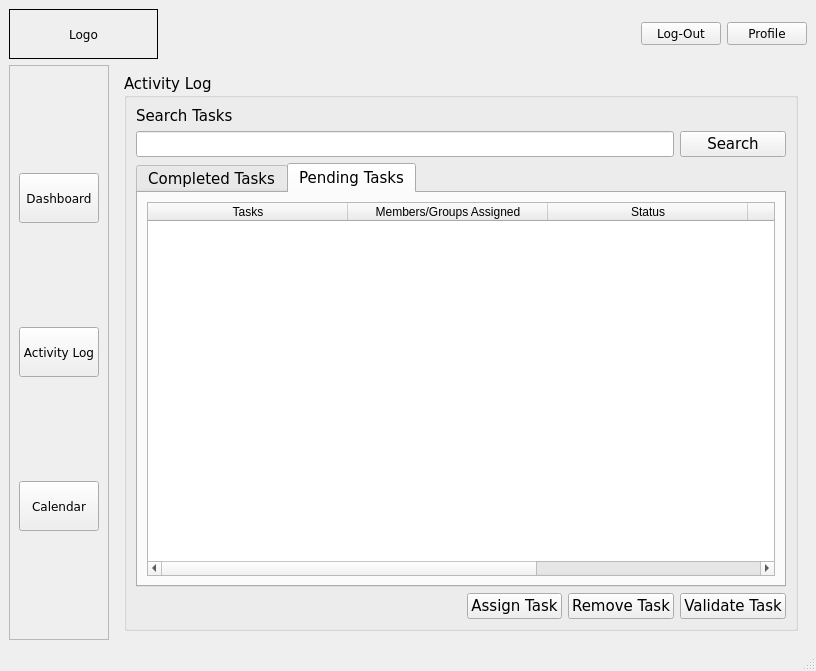
The window that CLOCKWORK_SEMESTER/dashboard_manager_updated.ui (AmielJohnPadasay/ClockWork) describes before a commit, drawn with Qt 5.
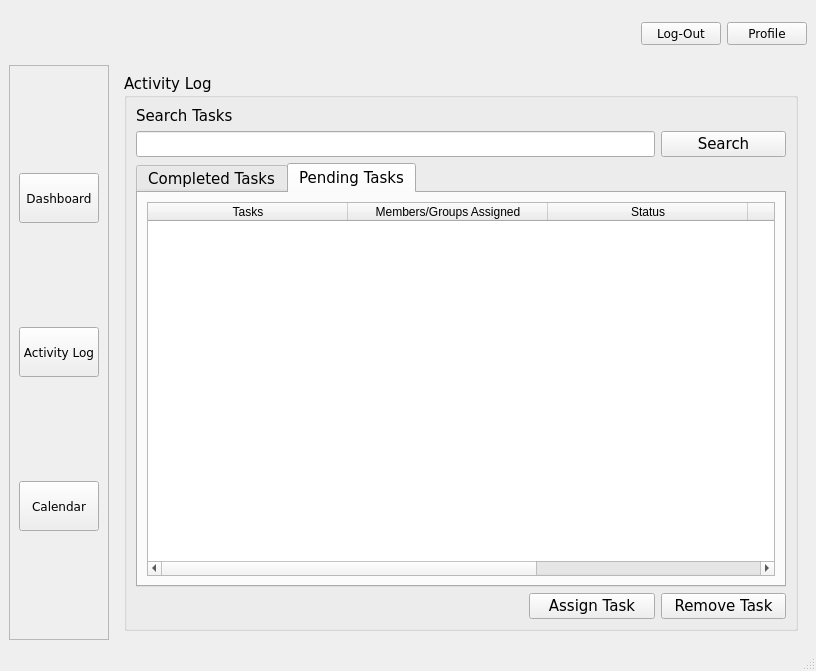
The same window after the commit. The open tabs and pages were chosen to show the change. Icons and pictures are not drawn.

Diff of the .ui file:
```diff
--- a/CLOCKWORK_SEMESTER/dashboard_manager_updated.ui
+++ b/CLOCKWORK_SEMESTER/dashboard_manager_updated.ui
@@ -18,6 +18,10 @@
   <property name="windowTitle">
    <string>ClockWork</string>
   </property>
+  <property name="windowIcon">
+   <iconset>
+    <normaloff>resources/new_menu_window_icon.png</normaloff>resources/new_menu_window_icon.png</iconset>
+  </property>
   <property name="autoFillBackground">
    <bool>false</bool>
   </property>
@@ -27,15 +31,24 @@
      <widget class="QLabel" name="logo">
       <property name="minimumSize">
        <size>
-        <width>149</width>
+        <width>405</width>
+        <height>50</height>
+       </size>
+      </property>
+      <property name="maximumSize">
+       <size>
+        <width>405</width>
         <height>50</height>
        </size>
       </property>
       <property name="frameShape">
-       <enum>QFrame::Shape::Box</enum>
+       <enum>QFrame::Shape::NoFrame</enum>
       </property>
       <property name="text">
-       <string>Logo</string>
+       <string/>
+      </property>
+      <property name="pixmap">
+       <pixmap>resources/menu_logo.png</pixmap>
       </property>
       <property name="alignment">
        <set>Qt::AlignmentFlag::AlignCenter</set>
@@ -82,7 +95,7 @@
      <widget class="QFrame" name="btns_frame">
       <property name="maximumSize">
        <size>
-        <width>16777215</width>
+        <width>100</width>
         <height>16777215</height>
        </size>
       </property>
@@ -180,7 +193,7 @@
        <number>0</number>
       </property>
       <property name="currentIndex">
-       <number>0</number>
+       <number>1</number>
       </property>
       <widget class="QWidget" name="dashboard">
        <layout class="QGridLayout" name="gridLayout_14">
@@ -331,40 +344,6 @@
            <string>Activity Log</string>
           </property>
           <layout class="QGridLayout" name="gridLayout_12">
-           <item row="3" column="0" colspan="2">
-            <spacer name="horizontalSpacer_4">
-             <property name="orientation">
-              <enum>Qt::Orientation::Horizontal</enum>
-             </property>
-             <property name="sizeHint" stdset="0">
-              <size>
-               <width>387</width>
-               <height>17</height>
-              </size>
-             </property>
-            </spacer>
-           </item>
-           <item row="3" column="2">
-            <widget class="QPushButton" name="assigntask_btn">
-             <property name="text">
-              <string>Assign Task</string>
-             </property>
-            </widget>
-           </item>
-           <item row="3" column="3">
-            <widget class="QPushButton" name="removetask_btn">
-             <property name="text">
-              <string>Remove Task</string>
-             </property>
-            </widget>
-           </item>
-           <item row="3" column="4">
-            <widget class="QPushButton" name="validatetask_btn">
-             <property name="text">
-              <string>Validate Task</string>
-             </property>
-            </widget>
-           </item>
            <item row="1" column="0" colspan="4">
             <widget class="QLineEdit" name="search_bar_tasks"/>
            </item>
@@ -497,6 +476,33 @@
              </property>
             </widget>
            </item>
+           <item row="3" column="4">
+            <widget class="QPushButton" name="removetask_btn">
+             <property name="text">
+              <string>Remove Task</string>
+             </property>
+            </widget>
+           </item>
+           <item row="3" column="3">
+            <widget class="QPushButton" name="assigntask_btn">
+             <property name="text">
+              <string>Assign Task</string>
+             </property>
+            </widget>
+           </item>
+           <item row="3" column="0" colspan="3">
+            <spacer name="horizontalSpacer_4">
+             <property name="orientation">
+              <enum>Qt::Orientation::Horizontal</enum>
+             </property>
+             <property name="sizeHint" stdset="0">
+              <size>
+               <width>387</width>
+               <height>17</height>
+              </size>
+             </property>
+            </spacer>
+           </item>
           </layout>
          </widget>
         </item>
```
Left out of the diff: 3 changed lines with no effect on the pictures.
